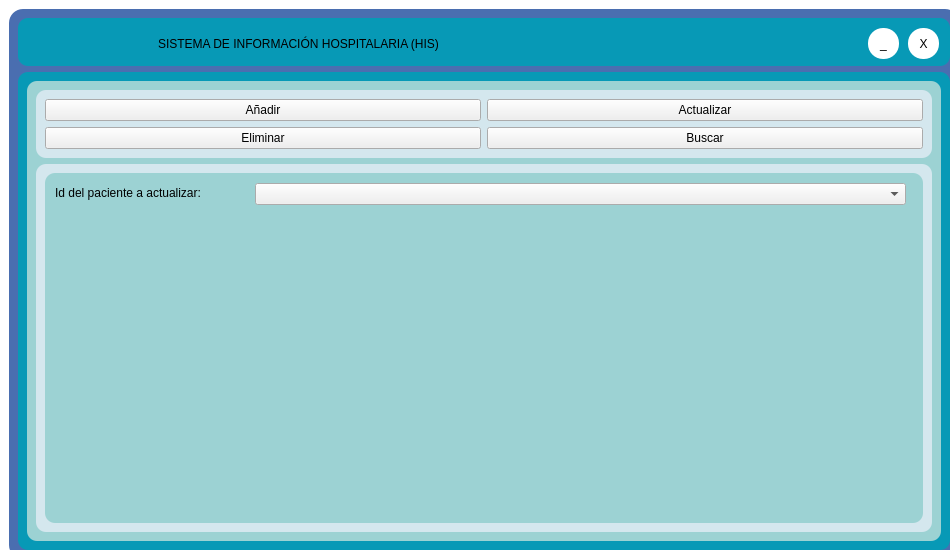
AndresMedina117/SistemaInformacionHospitalaria, file base.ui: the form before one commit.
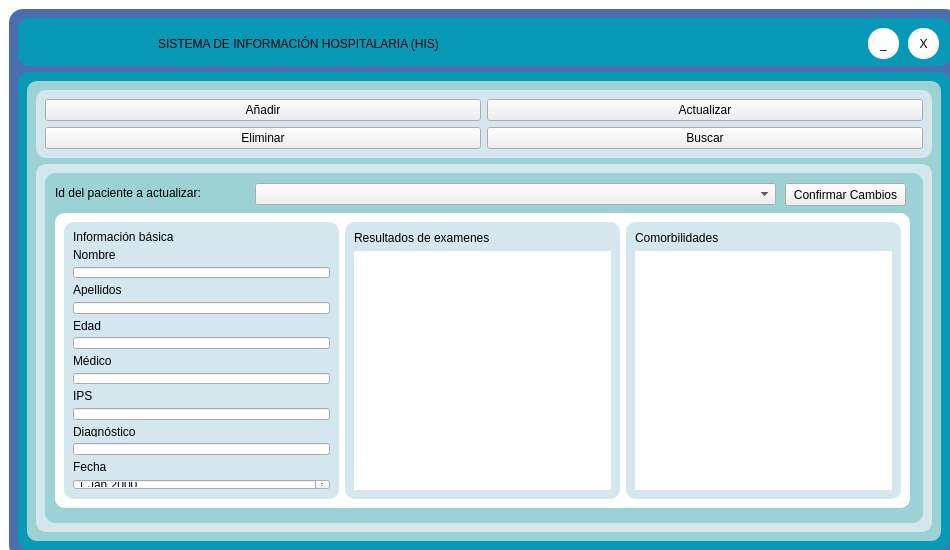
The form after the commit. Icons and pictures are not drawn.

Commit message: Interfaz de busqueda mejorada y de actualización terminada

The edit to the form file:
```diff
--- a/base.ui
+++ b/base.ui
@@ -448,7 +448,7 @@
                      <rect>
                       <x>210</x>
                       <y>10</y>
-                      <width>651</width>
+                      <width>521</width>
                       <height>22</height>
                      </rect>
                     </property>
@@ -458,19 +458,199 @@
                      <rect>
                       <x>10</x>
                       <y>40</y>
-                      <width>851</width>
-                      <height>291</height>
+                      <width>855</width>
+                      <height>295</height>
                      </rect>
                     </property>
+                    <property name="minimumSize">
+                     <size>
+                      <width>855</width>
+                      <height>295</height>
+                     </size>
+                    </property>
+                    <property name="maximumSize">
+                     <size>
+                      <width>855</width>
+                      <height>295</height>
+                     </size>
+                    </property>
                     <property name="styleSheet">
                      <string notr="true">#frame_5{border-radius: 10px;
-border-color: blue;}</string>
+border-color: blue;
+
+background-color: rgb(255, 255, 255);}
+
+#comorb, #info, #exam {
+border-radius: 10px;
+background-color: #D4E7EE;
+}
+
+.QTextEdit{
+	border-radius:10px;
+}</string>
                     </property>
                     <property name="frameShape">
                      <enum>QFrame::StyledPanel</enum>
                     </property>
                     <property name="frameShadow">
                      <enum>QFrame::Raised</enum>
+                    </property>
+                    <layout class="QHBoxLayout" name="horizontalLayout_2" stretch="1,1,1">
+                     <item>
+                      <widget class="QFrame" name="info">
+                       <property name="styleSheet">
+                        <string notr="true">.QLabel, .QLineEdit{
+	font: 6pt &quot;MS Shell Dlg 2&quot;;
+}</string>
+                       </property>
+                       <property name="frameShape">
+                        <enum>QFrame::StyledPanel</enum>
+                       </property>
+                       <property name="frameShadow">
+                        <enum>QFrame::Raised</enum>
+                       </property>
+                       <layout class="QVBoxLayout" name="verticalLayout_4">
+                        <item>
+                         <widget class="QLabel" name="label_6">
+                          <property name="text">
+                           <string>Información básica</string>
+                          </property>
+                         </widget>
+                        </item>
+                        <item>
+                         <widget class="QLabel" name="label_7">
+                          <property name="text">
+                           <string>Nombre</string>
+                          </property>
+                         </widget>
+                        </item>
+                        <item>
+                         <widget class="QLineEdit" name="nombre">
+                          <property name="text">
+                           <string/>
+                          </property>
+                         </widget>
+                        </item>
+                        <item>
+                         <widget class="QLabel" name="label_8">
+                          <property name="text">
+                           <string>Apellidos</string>
+                          </property>
+                         </widget>
+                        </item>
+                        <item>
+                         <widget class="QLineEdit" name="apellidos"/>
+                        </item>
+                        <item>
+                         <widget class="QLabel" name="label_9">
+                          <property name="text">
+                           <string>Edad</string>
+                          </property>
+                         </widget>
+                        </item>
+                        <item>
+                         <widget class="QLineEdit" name="edad"/>
+                        </item>
+                        <item>
+                         <widget class="QLabel" name="label_10">
+                          <property name="text">
+                           <string>Médico</string>
+                          </property>
+                         </widget>
+                        </item>
+                        <item>
+                         <widget class="QLineEdit" name="medico"/>
+                        </item>
+                        <item>
+                         <widget class="QLabel" name="label_11">
+                          <property name="text">
+                           <string>IPS</string>
+                          </property>
+                         </widget>
+                        </item>
+                        <item>
+                         <widget class="QLineEdit" name="ips"/>
+                        </item>
+                        <item>
+                         <widget class="QLabel" name="label_12">
+                          <property name="text">
+                           <string>Diagnóstico</string>
+                          </property>
+                         </widget>
+                        </item>
+                        <item>
+                         <widget class="QLineEdit" name="diagnostico"/>
+                        </item>
+                        <item>
+                         <widget class="QLabel" name="label_13">
+                          <property name="text">
+                           <string>Fecha</string>
+                          </property>
+                         </widget>
+                        </item>
+                        <item>
+                         <widget class="QDateEdit" name="fecha"/>
+                        </item>
+                       </layout>
+                      </widget>
+                     </item>
+                     <item>
+                      <widget class="QFrame" name="exam">
+                       <property name="frameShape">
+                        <enum>QFrame::StyledPanel</enum>
+                       </property>
+                       <property name="frameShadow">
+                        <enum>QFrame::Raised</enum>
+                       </property>
+                       <layout class="QVBoxLayout" name="verticalLayout_5">
+                        <item>
+                         <widget class="QLabel" name="label_14">
+                          <property name="text">
+                           <string>Resultados de examenes</string>
+                          </property>
+                         </widget>
+                        </item>
+                        <item>
+                         <widget class="QTextEdit" name="examte"/>
+                        </item>
+                       </layout>
+                      </widget>
+                     </item>
+                     <item>
+                      <widget class="QFrame" name="comorb">
+                       <property name="frameShape">
+                        <enum>QFrame::StyledPanel</enum>
+                       </property>
+                       <property name="frameShadow">
+                        <enum>QFrame::Raised</enum>
+                       </property>
+                       <layout class="QVBoxLayout" name="verticalLayout_6">
+                        <item>
+                         <widget class="QLabel" name="label_15">
+                          <property name="text">
+                           <string>Comorbilidades</string>
+                          </property>
+                         </widget>
+                        </item>
+                        <item>
+                         <widget class="QTextEdit" name="combte"/>
+                        </item>
+                       </layout>
+                      </widget>
+                     </item>
+                    </layout>
+                   </widget>
+                   <widget class="QPushButton" name="updaterr">
+                    <property name="geometry">
+                     <rect>
+                      <x>740</x>
+                      <y>10</y>
+                      <width>121</width>
+                      <height>23</height>
+                     </rect>
+                    </property>
+                    <property name="text">
+                     <string>Confirmar Cambios</string>
                     </property>
                    </widget>
                   </widget>
```
The commit also changes 5 other files.
